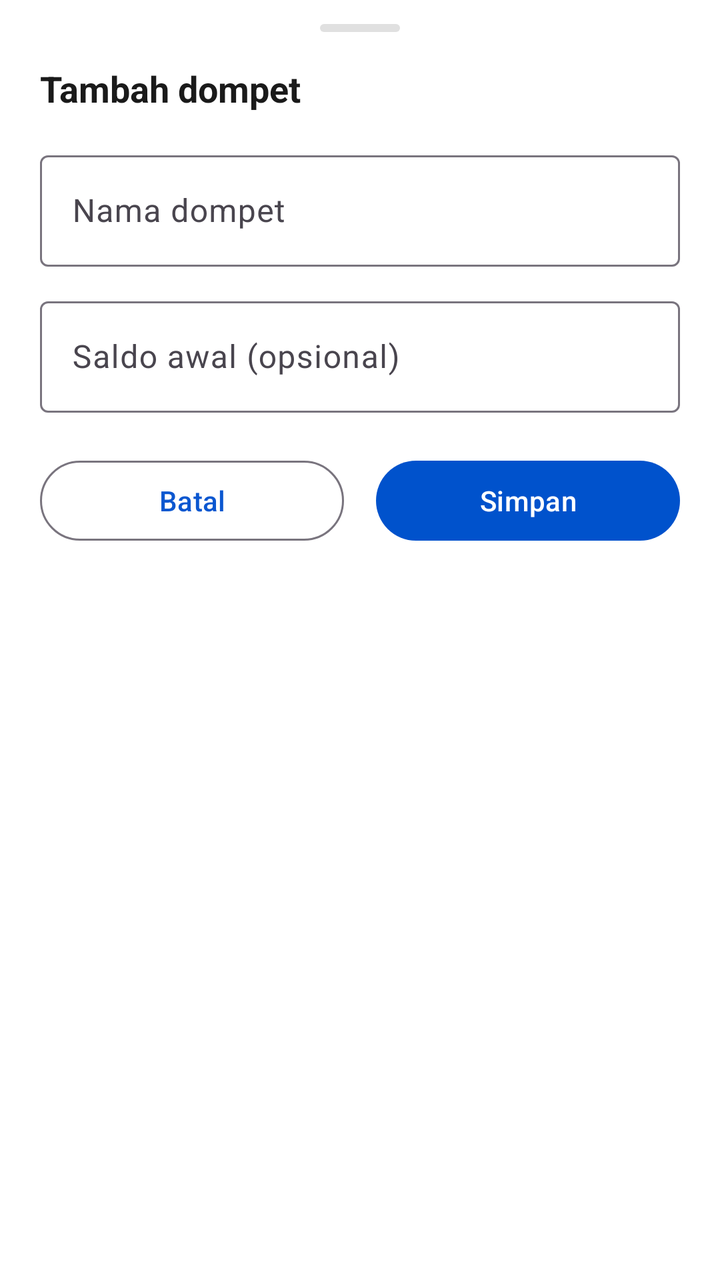
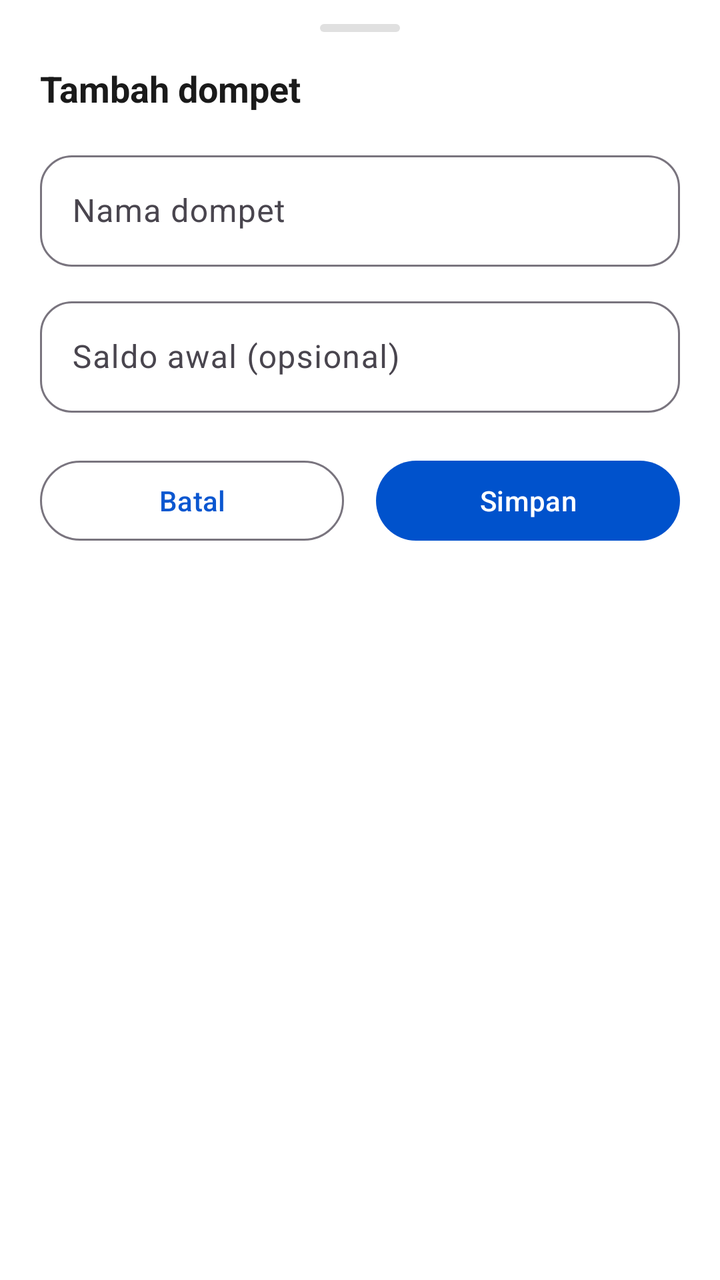

An Android layout rendered at two revisions. The XML below is the earlier revision; the diff shows what the commit changed to produce the second picture.
<!-- AndroidManifest.xml: application theme Theme.Keuangan -->
<!-- res/layout/sheet_add_wallet.xml -->
<?xml version="1.0" encoding="utf-8"?>
<ScrollView xmlns:android="http://schemas.android.com/apk/res/android"
    xmlns:app="http://schemas.android.com/apk/res-auto"
    android:layout_width="match_parent"
    android:layout_height="wrap_content"
    android:fillViewport="true">

    <LinearLayout
        android:layout_width="match_parent"
        android:layout_height="wrap_content"
        android:background="@color/brand_background"
        android:orientation="vertical"
        android:paddingHorizontal="20dp"
        android:paddingTop="12dp"
        android:paddingBottom="24dp">

        <View
            android:layout_width="40dp"
            android:layout_height="4dp"
            android:layout_gravity="center_horizontal"
            android:layout_marginBottom="16dp"
            android:background="@drawable/bg_drag_handle" />

        <TextView
            android:layout_width="wrap_content"
            android:layout_height="wrap_content"
            android:text="Tambah dompet"
            android:textColor="@color/brand_text_primary"
            android:textSize="18sp"
            android:textStyle="bold" />

        <com.google.android.material.textfield.TextInputLayout
            android:layout_width="match_parent"
            android:layout_height="wrap_content"
            android:layout_marginTop="16dp"
            android:hint="Nama dompet"
            style="@style/Widget.Material3.TextInputLayout.OutlinedBox">

            <com.google.android.material.textfield.TextInputEditText
                android:id="@+id/etWalletName"
                android:layout_width="match_parent"
                android:layout_height="wrap_content"
                android:inputType="textCapWords" />
        </com.google.android.material.textfield.TextInputLayout>

        <com.google.android.material.textfield.TextInputLayout
            android:layout_width="match_parent"
            android:layout_height="wrap_content"
            android:layout_marginTop="12dp"
            android:hint="Saldo awal (opsional)"
            style="@style/Widget.Material3.TextInputLayout.OutlinedBox">

            <com.google.android.material.textfield.TextInputEditText
                android:id="@+id/etWalletBalance"
                android:layout_width="match_parent"
                android:layout_height="wrap_content"
                android:inputType="numberDecimal" />
        </com.google.android.material.textfield.TextInputLayout>

        <LinearLayout
            android:layout_width="match_parent"
            android:layout_height="wrap_content"
            android:layout_marginTop="20dp"
            android:orientation="horizontal">

            <com.google.android.material.button.MaterialButton
                android:id="@+id/btnCancelWallet"
                style="@style/Widget.Material3.Button.OutlinedButton"
                android:layout_width="0dp"
                android:layout_height="wrap_content"
                android:layout_marginEnd="8dp"
                android:layout_weight="1"
                android:text="Batal" />

            <com.google.android.material.button.MaterialButton
                android:id="@+id/btnSaveWallet"
                android:layout_width="0dp"
                android:layout_height="wrap_content"
                android:layout_marginStart="8dp"
                android:layout_weight="1"
                android:text="Simpan"
                app:backgroundTint="@color/brand_blue" />
        </LinearLayout>
    </LinearLayout>
</ScrollView>
<!-- resources referenced by this layout -->
<resources>
  <color name="brand_background">#FFFFFF</color>
  <color name="brand_blue">#0052CC</color>
  <color name="brand_text_primary">#1A1A1A</color>
  <!-- drawable bg_drag_handle (drawable) -->
  <?xml version="1.0" encoding="utf-8"?>
  <shape xmlns:android="http://schemas.android.com/apk/res/android"
      android:shape="rectangle">
      <corners android:radius="2dp" />
      <solid android:color="@color/brand_outline" />
  </shape>
  <style name="Theme.Keuangan" parent="Theme.Material3.DayNight.NoActionBar">
          <item name="colorPrimary">@color/md_theme_light_primary</item>
          <item name="colorOnPrimary">@color/md_theme_light_onPrimary</item>
          <item name="colorPrimaryContainer">@color/md_theme_light_primaryContainer</item>
          <item name="colorOnPrimaryContainer">@color/md_theme_light_onPrimaryContainer</item>
          <item name="colorTertiary">@color/chart_food</item>
          <item name="colorOnTertiary">#FFFFFF</item>
          <item name="colorTertiaryContainer">#FFE08A</item>
          <item name="colorOnTertiaryContainer">#3D2817</item>
          <item name="android:colorBackground">@color/md_theme_light_background</item>
          <item name="colorSurface">@color/md_theme_light_surface</item>
          <item name="colorOnSurface">@color/md_theme_light_onSurface</item>
          <item name="colorSurfaceContainer">@color/md_theme_light_surfaceContainer</item>
          <item name="colorOnSurfaceVariant">#49454E</item>
          <item name="colorOutline">#79747E</item>
          <item name="android:statusBarColor">@color/md_theme_light_background</item>
          <item name="android:windowLightStatusBar">true</item>
      </style>
  <color name="brand_outline">#E0E0E0</color>
  <color name="md_theme_light_primary">#0B57D0</color>
  <color name="md_theme_light_onPrimary">#FFFFFF</color>
  <color name="md_theme_light_primaryContainer">#C2DAFF</color>
  <color name="md_theme_light_onPrimaryContainer">#041E49</color>
  <color name="chart_food">#0B57D0</color>
  <color name="md_theme_light_background">#FAF6ED</color>
  <color name="md_theme_light_surface">#FFFFFF</color>
  <color name="md_theme_light_onSurface">#111827</color>
  <color name="md_theme_light_surfaceContainer">#FAF6ED</color>
</resources>

<!-- the commit's change to res/layout/sheet_add_wallet.xml (unified diff, before → after) -->
@@ -34,7 +34,7 @@
             android:layout_height="wrap_content"
             android:layout_marginTop="16dp"
             android:hint="Nama dompet"
-            style="@style/Widget.Material3.TextInputLayout.OutlinedBox">
+            style="@style/Widget.Keuangan.TextInputLayout">
 
             <com.google.android.material.textfield.TextInputEditText
                 android:id="@+id/etWalletName"
@@ -48,7 +48,7 @@
             android:layout_height="wrap_content"
             android:layout_marginTop="12dp"
             android:hint="Saldo awal (opsional)"
-            style="@style/Widget.Material3.TextInputLayout.OutlinedBox">
+            style="@style/Widget.Keuangan.TextInputLayout">
 
             <com.google.android.material.textfield.TextInputEditText
                 android:id="@+id/etWalletBalance"
<!-- resource entries referenced after the edit -->
@@ -10,6 +10,12 @@
       <corners android:radius="2dp" />
       <solid android:color="@color/brand_outline" />
   </shape>
+  <style name="Widget.Keuangan.TextInputLayout" parent="Widget.Material3.TextInputLayout.OutlinedBox">
+          <item name="boxCornerRadiusTopStart">16dp</item>
+          <item name="boxCornerRadiusTopEnd">16dp</item>
+          <item name="boxCornerRadiusBottomStart">16dp</item>
+          <item name="boxCornerRadiusBottomEnd">16dp</item>
+      </style>
   <style name="Theme.Keuangan" parent="Theme.Material3.DayNight.NoActionBar">
           <item name="colorPrimary">@color/md_theme_light_primary</item>
           <item name="colorOnPrimary">@color/md_theme_light_onPrimary</item>
